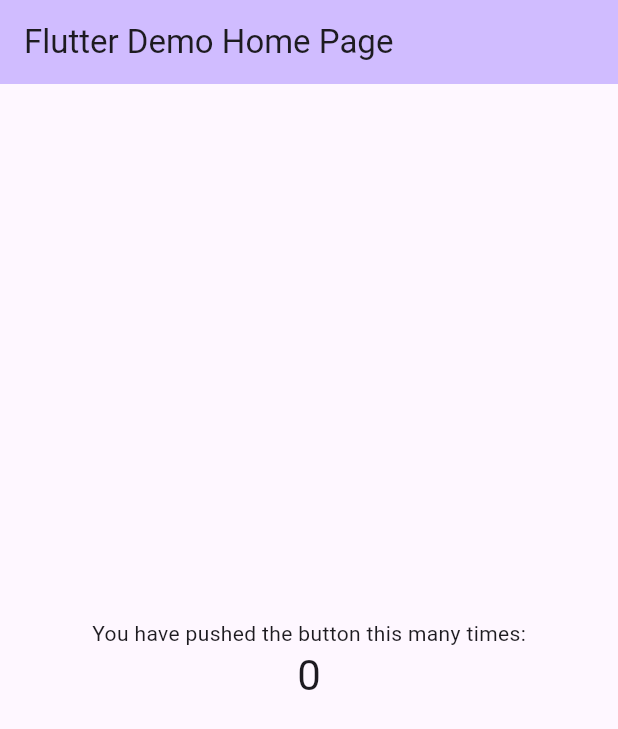
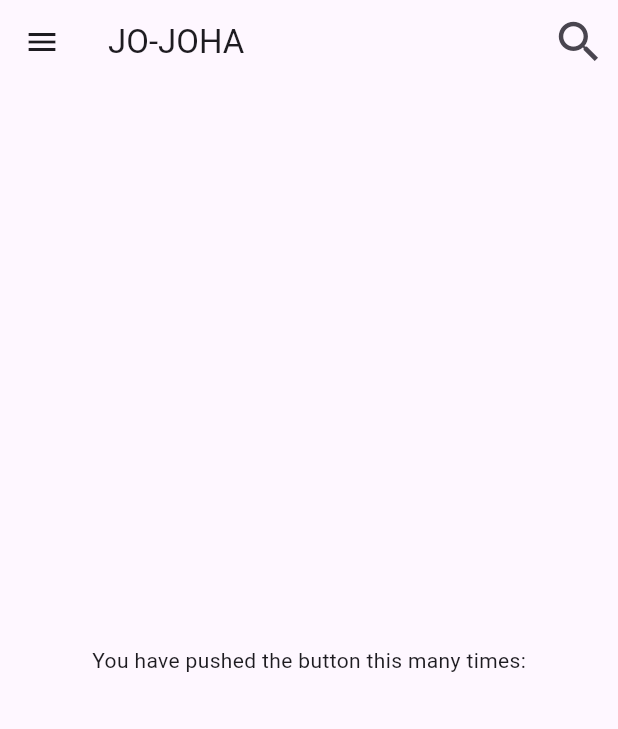
Before and after one commit to alstkdwh24/JO_JOHA, a Flutter app: the screen it shows after launch, on a phone screen of 412 x 824 dp. Shown: the top 729 px of the screen. Run offline on Flutter 3.47's test engine with Material 3 defaults, Android fonts, the phone set to English and light mode, and no system bars.

Commit message:
flutter second

```diff
--- a/lib/main.dart
+++ b/lib/main.dart
@@ -1,4 +1,5 @@
 import 'package:flutter/material.dart';
+import 'package:trip/drawerMenuBar/drawer_menu_bar.dart';
 
 void main() {
   runApp(const MyApp());
@@ -7,24 +8,18 @@ void main() {
 class MyApp extends StatelessWidget {
   const MyApp({super.key});
 
-  // This widget is the root of your application.
   @override
   Widget build(BuildContext context) {
-    return MaterialApp(home: const MyHomePage(title: 'Flutter Demo Home Page'));
+    return MaterialApp(
+      debugShowCheckedModeBanner: false, // 디버그 배지 제거
+
+      home: const MyHomePage(title: 'JO-JOHA'),
+    );
   }
 }
 
 class MyHomePage extends StatefulWidget {
   const MyHomePage({super.key, required this.title});
-
-  // This widget is the home page of your application. It is stateful, meaning
-  // that it has a State object (defined below) that contains fields that affect
-  // how it looks.
-
-  // This class is the configuration for the state. It holds the values (in this
-  // case the title) provided by the parent (in this case the App widget) and
-  // used by the build method of the State. Fields in a Widget subclass are
-  // always marked "final".
 
   final String title;
 
@@ -33,29 +28,49 @@ class MyHomePage extends StatefulWidget {
 }
 
 class _MyHomePageState extends State<MyHomePage> {
-  int _counter = 0;
-
   @override
   Widget build(BuildContext context) {
     return Scaffold(
       appBar: AppBar(
-        backgroundColor: Theme.of(context).colorScheme.inversePrimary,
+        title: Text(widget.title),
+        actions: [
+          //   Container(
+          //     width: 130, // 원하는 너비 설정
+          //     height: 40, // 원하는 높이 설정
+          //     decoration: BoxDecoration(
+          //       border: Border.all(width: 1, color: Colors.black),
+          //       borderRadius: BorderRadius.circular(10),
+          //     ),
+          //     child: TextButton(
+          //       onPressed: () {},
 
-        title: Text(widget.title),
+          //       style: TextButton.styleFrom(
+          //         padding: EdgeInsets.zero, // TextButton의 기본 패딩 제거
+          //         minimumSize: const Size(130, 40), // Container와 동일한 크기 설정
+          //         tapTargetSize: MaterialTapTargetSize.shrinkWrap, // 터치 영역 최소화
+          //         shape: RoundedRectangleBorder(
+          //           borderRadius: BorderRadius.circular(10), // 둥근 모서리 설정
+          //         ),
+          //       ),
+          //       child: const Text("로그인/회원가입"),
+          //     ),
+          //   ),
+          IconButton(
+            onPressed: () {},
+            icon: Icon(Icons.search),
+            iconSize: 36, // 아이콘 크기 설정
+          ),
+        ], // Corrected to use widget.title
       ),
+      drawer: DrawerMenuBar(),
       body: Center(
         child: Column(
           mainAxisAlignment: MainAxisAlignment.center,
           children: <Widget>[
             const Text('You have pushed the button this many times:'),
-            Text(
-              '$_counter',
-              style: Theme.of(context).textTheme.headlineMedium,
-            ),
           ],
         ),
       ),
-      // This trailing comma makes auto-formatting nicer for build methods.
     );
   }
 }
```
Also changed, not shown: lib/drawerMenuBar/drawer_menu_bar.dart (added, +56 -0 lines).
